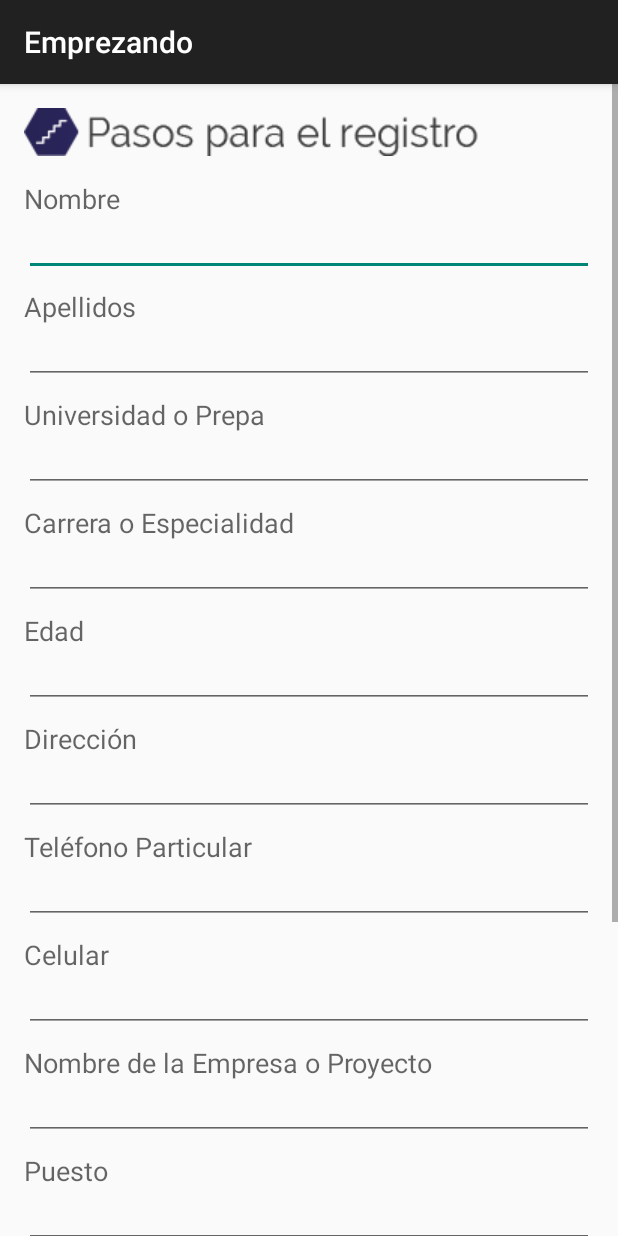
After one commit to CCEO/Emprezando, an Android app: the fragment RegisterFragment shown on its own in the app's theme, on a phone screen of 412 x 824 dp. The commit adds this screen. Run offline under Robolectric (Android 15) with nearby library versions, the phone set to English and light mode, and no system bars.

Commit message:
Task 7
Tab 5 fragment design

```diff
--- /dev/null
+++ b/app/src/main/java/mx/com/cceo/emprezando/Fragment/RegisterFragment.java
@@ -0,0 +1,23 @@
+package mx.com.cceo.emprezando.Fragment;
+
+import android.os.Bundle;
+import android.support.v4.app.Fragment;
+import android.view.LayoutInflater;
+import android.view.View;
+import android.view.ViewGroup;
+
+import mx.com.cceo.emprezando.R;
+
+/**
+ * Created by Hugo on 10/5/2015.
+ */
+public class RegisterFragment extends Fragment {
+    @Override
+    public View onCreateView(LayoutInflater inflater, ViewGroup container,
+                             Bundle savedInstanceState) {
+        ViewGroup rootView = (ViewGroup) inflater.inflate(
+                R.layout.fragment_register, container, false);
+
+        return rootView;
+    }
+}
--- a/app/src/main/java/mx/com/cceo/emprezando/MainActivity.java
+++ b/app/src/main/java/mx/com/cceo/emprezando/MainActivity.java
@@ -14,6 +14,7 @@ import mx.com.cceo.emprezando.Fragment.BlankFragment;
 import mx.com.cceo.emprezando.Fragment.InformationFragment;
 import mx.com.cceo.emprezando.Fragment.MemoriesFragment;
 import mx.com.cceo.emprezando.Fragment.ProgramFragment;
+import mx.com.cceo.emprezando.Fragment.RegisterFragment;
 import mx.com.cceo.emprezando.Fragment.VenueFragment;
 
 public class MainActivity extends AppCompatActivity {
@@ -82,7 +83,7 @@ public class MainActivity extends AppCompatActivity {
                 case 1: return new ProgramFragment();
                 case 2: return new MemoriesFragment();
                 case 3: return new VenueFragment();
-                default: return new BlankFragment();
+                default: return new RegisterFragment();
             }
 
         }
--- /dev/null
+++ b/app/src/main/res/layout/fragment_register.xml
@@ -0,0 +1,324 @@
+<?xml version="1.0" encoding="utf-8"?>
+<ScrollView xmlns:android="http://schemas.android.com/apk/res/android"
+    android:orientation="vertical" android:layout_width="match_parent"
+    android:layout_height="match_parent">
+    <LinearLayout
+        android:padding="16dip"
+        android:layout_width="match_parent"
+        android:layout_height="match_parent"
+        android:orientation="vertical">
+
+
+
+        <ImageView
+            android:src="@drawable/title_pasos"
+            android:layout_width="wrap_content"
+            android:layout_height="wrap_content"
+            android:layout_marginBottom="8dip"
+            android:id="@+id/imageView10" />
+        <RelativeLayout
+            android:paddingTop="8dip"
+            android:layout_width="match_parent"
+            android:layout_height="72dip">
+            <LinearLayout
+                android:layout_width="match_parent"
+                android:layout_height="match_parent"
+                android:orientation="vertical">
+                <TextView
+                    android:layout_width="wrap_content"
+                    android:layout_height="wrap_content"
+                    android:textAppearance="?android:attr/textAppearanceMedium"
+                    android:text="Nombre"
+                    android:id="@+id/textViewName" />
+
+                <EditText
+                    android:layout_width="match_parent"
+                    android:layout_height="wrap_content"
+                    android:inputType="textPersonName"
+                    android:ems="10"
+                    android:id="@+id/register_editText_name" />
+            </LinearLayout>
+        </RelativeLayout>
+        <RelativeLayout
+            android:paddingTop="8dip"
+            android:layout_width="match_parent"
+            android:layout_height="72dip">
+            <LinearLayout
+                android:layout_width="match_parent"
+                android:layout_height="match_parent"
+                android:orientation="vertical">
+                <TextView
+                    android:layout_width="wrap_content"
+                    android:layout_height="wrap_content"
+                    android:textAppearance="?android:attr/textAppearanceMedium"
+                    android:text="Apellidos"
+                    android:id="@+id/textViewApellidos" />
+
+                <EditText
+                    android:layout_width="match_parent"
+                    android:layout_height="wrap_content"
+                    android:inputType="textPersonName"
+                    android:ems="10"
+                    android:id="@+id/register_editText_lastname" />
+            </LinearLayout>
+        </RelativeLayout>
+        <RelativeLayout
+            android:paddingTop="8dip"
+            android:layout_width="match_parent"
+            android:layout_height="72dip">
+            <LinearLayout
+                android:layout_width="match_parent"
+                android:layout_height="match_parent"
+                android:orientation="vertical">
+                <TextView
+                    android:layout_width="wrap_content"
+                    android:layout_height="wrap_content"
+                    android:textAppearance="?android:attr/textAppearanceMedium"
+                    android:text="Universidad o Prepa"
+                    android:id="@+id/textViewInstitution" />
+
+                <EditText
+                    android:layout_width="match_parent"
+                    android:layout_height="wrap_content"
+                    android:inputType="textPersonName"
+                    android:ems="10"
+                    android:id="@+id/register_editText_institution" />
+            </LinearLayout>
+        </RelativeLayout>
+        <RelativeLayout
+            android:paddingTop="8dip"
+            android:layout_width="match_parent"
+            android:layout_height="72dip">
+            <LinearLayout
+                android:layout_width="match_parent"
+                android:layout_height="match_parent"
+                android:orientation="vertical">
+                <TextView
+                    android:layout_width="wrap_content"
+                    android:layout_height="wrap_content"
+                    android:textAppearance="?android:attr/textAppearanceMedium"
+                    android:text="Carrera o Especialidad"
+                    android:id="@+id/textViewSpecialty" />
+
+                <EditText
+                    android:layout_width="match_parent"
+                    android:layout_height="wrap_content"
+                    android:inputType="textPersonName"
+                    android:ems="10"
+                    android:id="@+id/register_editText_specialty" />
+            </LinearLayout>
+        </RelativeLayout>
+        <RelativeLayout
+            android:paddingTop="8dip"
+            android:layout_width="match_parent"
+            android:layout_height="72dip">
+            <LinearLayout
+                android:layout_width="match_parent"
+                android:layout_height="match_parent"
+                android:orientation="vertical">
+                <TextView
+                    android:layout_width="wrap_content"
+                    android:layout_height="wrap_content"
+                    android:textAppearance="?android:attr/textAppearanceMedium"
+                    android:text="Edad"
+                    android:id="@+id/textViewAge" />
+
+                <EditText
+                    android:layout_width="match_parent"
+                    android:layout_height="wrap_content"
+                    android:inputType="number"
+                    android:ems="10"
+                    android:id="@+id/register_editText_age" />
+            </LinearLayout>
+        </RelativeLayout>
+        <RelativeLayout
+            android:paddingTop="8dip"
+            android:layout_width="match_parent"
+            android:layout_height="72dip">
+            <LinearLayout
+                android:layout_width="match_parent"
+                android:layout_height="match_parent"
+                android:orientation="vertical">
+                <TextView
+                    android:layout_width="wrap_content"
+                    android:layout_height="wrap_content"
+                    android:textAppearance="?android:attr/textAppearanceMedium"
+                    android:text="Dirección"
+                    android:id="@+id/textViewAddress" />
+
+                <EditText
+                    android:layout_width="match_parent"
+                    android:layout_height="wrap_content"
+                    android:inputType="textPersonName"
+                    android:ems="10"
+                    android:id="@+id/register_editText_address" />
+            </LinearLayout>
+        </RelativeLayout>
+        <RelativeLayout
+            android:paddingTop="8dip"
+            android:layout_width="match_parent"
+            android:layout_height="72dip">
+            <LinearLayout
+                android:layout_width="match_parent"
+                android:layout_height="match_parent"
+                android:orientation="vertical">
+                <TextView
+                    android:layout_width="wrap_content"
+                    android:layout_height="wrap_content"
+                    android:textAppearance="?android:attr/textAppearanceMedium"
+                    android:text="Teléfono Particular"
+                    android:id="@+id/textViewPrivateTelephone" />
+
+                <EditText
+                    android:layout_width="match_parent"
+                    android:layout_height="wrap_content"
+                    android:inputType="phone"
+                    android:ems="10"
+                    android:id="@+id/register_editText_privateTelephone" />
+            </LinearLayout>
+        </RelativeLayout>
+        <RelativeLayout
+            android:paddingTop="8dip"
+            android:layout_width="match_parent"
+            android:layout_height="72dip">
+            <LinearLayout
+                android:layout_width="match_parent"
+                android:layout_height="match_parent"
+                android:orientation="vertical">
+                <TextView
+                    android:layout_width="wrap_content"
+                    android:layout_height="wrap_content"
+                    android:textAppearance="?android:attr/textAppearanceMedium"
+                    android:text="Celular"
+                    android:id="@+id/textViewCelular" />
+
+                <EditText
+                    android:layout_width="match_parent"
+                    android:layout_height="wrap_content"
+                    android:inputType="phone"
+                    android:ems="10"
+                    android:id="@+id/register_editText_celular" />
+            </LinearLayout>
+        </RelativeLayout>
+        <RelativeLayout
+            android:paddingTop="8dip"
+            android:layout_width="match_parent"
+            android:layout_height="72dip">
+            <LinearLayout
+                android:layout_width="match_parent"
+                android:layout_height="match_parent"
+                android:orientation="vertical">
+                <TextView
+                    android:layout_width="wrap_content"
+                    android:layout_height="wrap_content"
+                    android:textAppearance="?android:attr/textAppearanceMedium"
+                    android:text="Nombre de la Empresa o Proyecto"
+                    android:id="@+id/textViewCompanyName" />
+
+                <EditText
+                    android:layout_width="match_parent"
+                    android:layout_height="wrap_content"
+                    android:inputType="textPersonName"
+                    android:ems="10"
+                    android:id="@+id/register_editText_companyName" />
+            </LinearLayout>
+        </RelativeLayout>
+        <RelativeLayout
+            android:paddingTop="8dip"
+            android:layout_width="match_parent"
+            android:layout_height="72dip">
+            <LinearLayout
+                android:layout_width="match_parent"
+                android:layout_height="match_parent"
+                android:orientation="vertical">
+                <TextView
+                    android:layout_width="wrap_content"
+                    android:layout_height="wrap_content"
+                    android:textAppearance="?android:attr/textAppearanceMedium"
+                    android:text="Puesto"
+                    android:id="@+id/textViewPosition" />
+
+                <EditText
+                    android:layout_width="match_parent"
+                    android:layout_height="wrap_content"
+                    android:inputType="textPersonName"
+                    android:ems="10"
+                    android:id="@+id/register_editText_position" />
+            </LinearLayout>
+        </RelativeLayout>
+        <RelativeLayout
+            android:paddingTop="8dip"
+            android:layout_width="match_parent"
+            android:layout_height="72dip">
+            <LinearLayout
+                android:layout_width="match_parent"
+                android:layout_height="match_parent"
+                android:orientation="vertical">
+                <TextView
+                    android:layout_width="wrap_content"
+                    android:layout_height="wrap_content"
+                    android:textAppearance="?android:attr/textAppearanceMedium"
+                    android:text="Correo Electrónico"
+                    android:id="@+id/textViewEMail" />
+
+                <EditText
+                    android:layout_width="match_parent"
+                    android:layout_height="wrap_content"
+                    android:inputType="textPersonName"
+                    android:ems="10"
+                    android:id="@+id/register_editText_email" />
+            </LinearLayout>
+        </RelativeLayout>
+        <RelativeLayout
+            android:paddingTop="8dip"
+            android:layout_width="match_parent"
+            android:layout_height="72dip">
+            <LinearLayout
+                android:layout_width="match_parent"
+                android:layout_height="match_parent"
+                android:orientation="vertical">
+                <TextView
+                    android:layout_width="wrap_content"
+                    android:layout_height="wrap_content"
+                    android:textAppearance="?android:attr/textAppearanceMedium"
+                    android:text="Liga de Facebook o Sitio Web"
+                    android:id="@+id/textViewCompanyLink" />
+
+                <EditText
+                    android:layout_width="match_parent"
+                    android:layout_height="wrap_content"
+                    android:inputType="textWebEditText"
+                    android:ems="10"
+                    android:id="@+id/register_editText_link" />
+            </LinearLayout>
+        </RelativeLayout>
+        <RelativeLayout
+            android:paddingTop="8dip"
+            android:layout_width="match_parent"
+            android:layout_height="72dip">
+            <LinearLayout
+                android:layout_width="match_parent"
+                android:layout_height="match_parent"
+                android:orientation="vertical">
+                <TextView
+                    android:layout_width="wrap_content"
+                    android:layout_height="wrap_content"
+                    android:textAppearance="?android:attr/textAppearanceMedium"
+                    android:text="¿Por Que Quieres Estar en el Foro?"
+                    android:id="@+id/textViewReasons" />
+
+                <EditText
+                    android:layout_width="match_parent"
+                    android:layout_height="wrap_content"
+                    android:inputType="textImeMultiLine"
+                    android:ems="10"
+                    android:id="@+id/register_editText_reasons" />
+            </LinearLayout>
+        </RelativeLayout>
+        <Button
+            android:id="@+id/register_accept"
+            android:layout_width="match_parent"
+            android:layout_height="48dip"
+            android:text="Acceptar"/>
+    </LinearLayout>
+</ScrollView>
--- a/app/src/main/res/layout/list_item_program.xml
+++ b/app/src/main/res/layout/list_item_program.xml
@@ -3,7 +3,7 @@
     android:orientation="vertical" android:layout_width="match_parent"
     android:layout_height="match_parent"
     android:paddingTop="-8dip"
-    android:padding="8dip">
+    android:padding="16dip">
 
     <android.support.v7.widget.CardView
         android:layout_width="match_parent"
```
Also changed, not shown: app/src/main/res/drawable/title_pasos.png (added).
